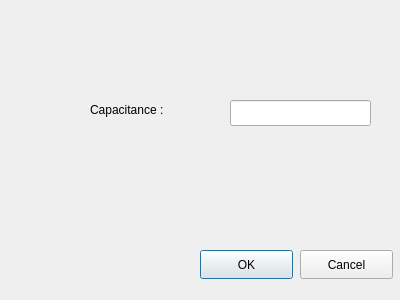
Old version of the form capacitordialog.ui in the repository chewoo/L2Spice.
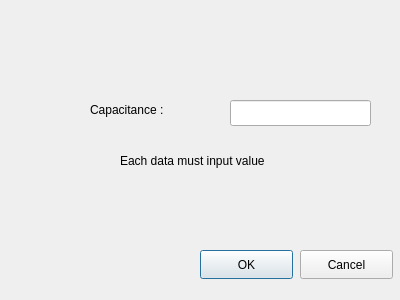
New version of the form.

Commit message: fixed input value bug

Patch:
```diff
--- a/capacitordialog.ui
+++ b/capacitordialog.ui
@@ -62,6 +62,19 @@
     </rect>
    </property>
   </widget>
+  <widget class="QLabel" name="warning">
+   <property name="geometry">
+    <rect>
+     <x>120</x>
+     <y>150</y>
+     <width>191</width>
+     <height>21</height>
+    </rect>
+   </property>
+   <property name="text">
+    <string>Each data must input value</string>
+   </property>
+  </widget>
  </widget>
  <resources/>
  <connections/>
```
The commit also changes 10 other files.
